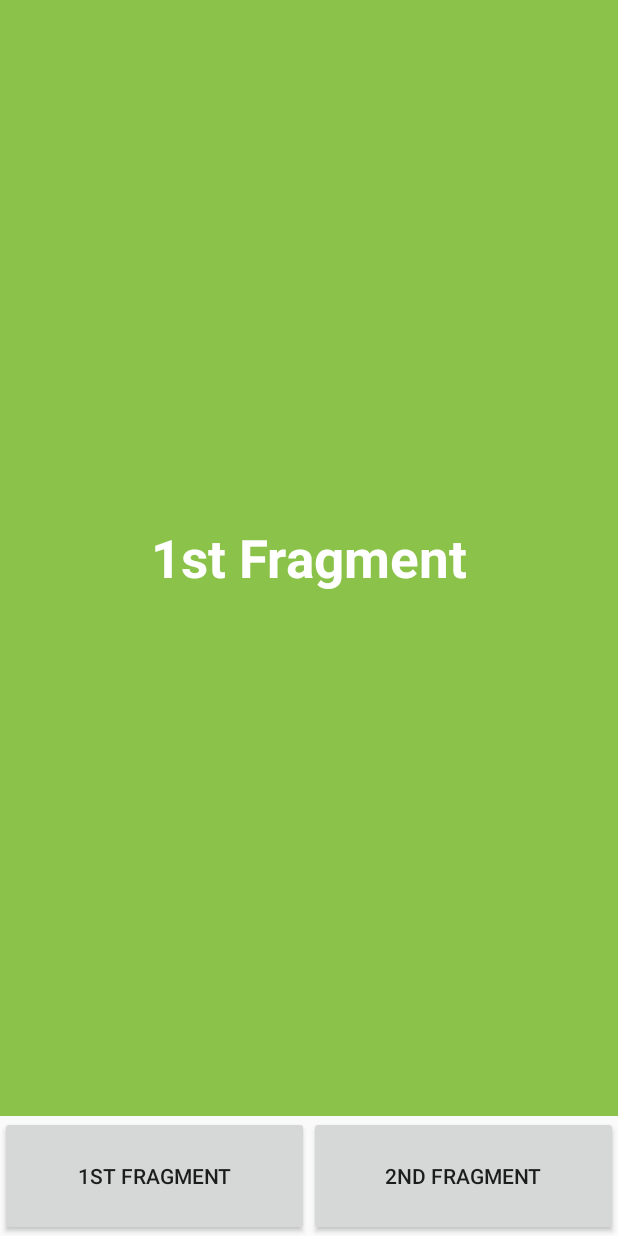
After one commit to LucasDiasTavares/ImcTavares, an Android app: the FirstFragment screen opened directly, with no data from a screen before it, on a phone screen of 412 x 824 dp. The commit adds this screen. Run offline under Robolectric (Android 15) with nearby library versions, the phone set to English and light mode, and no system bars.

Commit message:
Adicionando um fragment em uma nova tela depois da tela de historico

```diff
--- a/app/src/main/AndroidManifest.xml
+++ b/app/src/main/AndroidManifest.xml
@@ -24,7 +24,8 @@
         </activity>
         <activity android:name=".MVP_PesoAltura.View.PesoAlturaActivity" />
         <activity android:name=".MVP_Resumo.View.ResumoActivity" />
-        <activity android:name=".MVP_Historico.View.HistoricoActivity"></activity>
+        <activity android:name=".MVP_Historico.View.HistoricoActivity" />
+        <activity android:name=".MVP.fragmentActivity"></activity>
     </application>
 
 </manifest>
--- /dev/null
+++ b/app/src/main/java/com/example/tavares/imctavares/MVP/FirstFragment.kt
@@ -0,0 +1,23 @@
+package com.example.tavares.imctavares.MVP
+
+import android.os.Bundle
+import android.support.v4.app.Fragment
+import android.view.LayoutInflater
+import android.view.View
+import android.view.ViewGroup
+import com.example.tavares.imctavares.R
+import kotlinx.android.synthetic.main.first_fragment.*
+
+class FirstFragment : Fragment() {
+
+    override fun onCreateView(
+            inflater: LayoutInflater, container: ViewGroup?, savedInstanceState: Bundle?): View {
+        return inflater.inflate(R.layout.first_fragment, container, false)
+    }
+
+    override fun onViewCreated(view: View, savedInstanceState: Bundle?) {
+        super.onViewCreated(view, savedInstanceState)
+        first_fragment_text.text  = "1st Fragment"
+
+    }
+}
--- /dev/null
+++ b/app/src/main/java/com/example/tavares/imctavares/MVP/SecondFragment.kt
@@ -0,0 +1,25 @@
+package com.example.tavares.imctavares.MVP
+
+import android.os.Bundle
+import android.support.v4.app.Fragment
+import android.view.LayoutInflater
+import android.view.View
+import android.view.ViewGroup
+import com.example.tavares.imctavares.R
+import kotlinx.android.synthetic.main.fragment_second.*
+
+
+class SecondFragment : Fragment() {
+
+    override fun onCreateView(inflater: LayoutInflater, container: ViewGroup?,
+                              savedInstanceState: Bundle?): View? {
+        return inflater.inflate(R.layout.fragment_second, container, false)
+        }
+
+    override fun onViewCreated(view: View, savedInstanceState: Bundle?) {
+        super.onViewCreated(view, savedInstanceState)
+        second_fragment_text.text = "2nd Fragment"
+
+    }
+
+    }
--- /dev/null
+++ b/app/src/main/java/com/example/tavares/imctavares/MVP/fragmentActivity.kt
@@ -0,0 +1,43 @@
+package com.example.tavares.imctavares.MVP
+
+import android.support.v7.app.AppCompatActivity
+import android.os.Bundle
+import android.view.View
+import com.example.tavares.imctavares.R
+
+class fragmentActivity : AppCompatActivity() {
+
+    private val fragmentManager = supportFragmentManager
+    //Initialized my two fragments
+    private val firstFragment = FirstFragment()
+    private val secondFragment = SecondFragment()
+
+    override fun onCreate(savedInstanceState: Bundle?) {
+        super.onCreate(savedInstanceState)
+        setContentView(R.layout.activity_fragment)
+
+        //Display First Fragment initially
+        val fragmentTransaction = fragmentManager.beginTransaction()
+        /*In the fragmentTransaction.replace() method,
+        the First parameter is the ViewGroup
+        where we want the fragment to be displayed and
+        the Second parameter is which fragment to be displayed.*/
+        fragmentTransaction.replace(R.id.myFragment, firstFragment)
+        //You must call commit() for the changes to take effect.
+        fragmentTransaction.commit()
+
+    }
+
+    fun btnOne(v: View){
+        val fragmentTransaction = fragmentManager.beginTransaction()
+        fragmentTransaction.replace(R.id.myFragment, firstFragment)
+        fragmentTransaction.commit()
+    }
+
+    fun btnTwo(v:View){
+        val fragmentTransaction = fragmentManager.beginTransaction()
+        fragmentTransaction.replace(R.id.myFragment, secondFragment)
+        fragmentTransaction.commit()
+    }
+
+}
--- /dev/null
+++ b/app/src/main/res/layout/activity_fragment.xml
@@ -0,0 +1,47 @@
+<?xml version="1.0" encoding="utf-8"?>
+<android.support.constraint.ConstraintLayout
+    xmlns:android="http://schemas.android.com/apk/res/android"
+    xmlns:tools="http://schemas.android.com/tools"
+    android:layout_width="match_parent"
+    android:layout_height="match_parent"
+    tools:context=".MVP.fragmentActivity">
+
+    <RelativeLayout
+        xmlns:android="http://schemas.android.com/apk/res/android"
+        android:layout_width="match_parent"
+        android:layout_height="match_parent">
+
+
+        <FrameLayout
+            android:id="@+id/myFragment"
+            android:layout_width="match_parent"
+            android:layout_height="match_parent"
+            android:layout_above="@+id/actionBtn"/>
+
+        <android.support.v7.widget.LinearLayoutCompat
+            android:id="@+id/actionBtn"
+            android:layout_width="match_parent"
+            android:layout_height="80dp"
+            android:orientation="horizontal"
+            android:weightSum="2"
+            android:layout_alignParentBottom="true">
+
+            <android.support.v7.widget.AppCompatButton
+                android:layout_width="0dp"
+                android:layout_weight="1"
+                android:layout_height="match_parent"
+                android:text="@string/_1st_fragment"
+                android:onClick="btnOne"/>
+
+            <android.support.v7.widget.AppCompatButton
+                android:layout_width="0dp"
+                android:layout_weight="1"
+                android:layout_height="match_parent"
+                android:text="@string/_2nd_fragment"
+                android:onClick="btnTwo"/>
+
+        </android.support.v7.widget.LinearLayoutCompat>
+
+    </RelativeLayout>
+
+</android.support.constraint.ConstraintLayout>
--- /dev/null
+++ b/app/src/main/res/layout/first_fragment.xml
@@ -0,0 +1,25 @@
+<?xml version="1.0" encoding="utf-8"?>
+<android.support.constraint.ConstraintLayout
+    xmlns:android="http://schemas.android.com/apk/res/android"
+    android:layout_width="match_parent"
+    android:layout_height="match_parent">
+
+    <LinearLayout xmlns:android="http://schemas.android.com/apk/res/android"
+        android:orientation="vertical"
+        android:layout_width="match_parent"
+        android:layout_height="match_parent"
+        android:background="#8BC34A"
+        android:gravity="center">
+
+        <TextView
+            android:id="@+id/first_fragment_text"
+            android:layout_width="wrap_content"
+            android:layout_height="wrap_content"
+            android:text=""
+            android:textColor="#FFFFFF"
+            android:textSize="35sp"
+            android:textStyle="bold"/>
+
+    </LinearLayout>
+
+</android.support.constraint.ConstraintLayout>
--- a/app/src/main/res/values/strings.xml
+++ b/app/src/main/res/values/strings.xml
@@ -6,4 +6,9 @@
     <string name="txt_inicio">Para acompanhar seu progresso, precisamos registrar seus dados inicias</string>
     <string name="cancelar">cancelar</string>
     <string name="logo">Logo</string>
+
+    <!-- TODO: Remove or change this placeholder text -->
+    <string name="hello_blank_fragment">Hello blank fragment</string>
+    <string name="_1st_fragment">1st fragment</string>
+    <string name="_2nd_fragment">2nd fragment</string>
 </resources>
```
Also changed, not shown: app/src/main/java/com/example/tavares/imctavares/MVP_Historico/View/HistoricoActivity.kt (+9 -3 lines), app/src/main/res/layout/activity_historico.xml (+11 -0 lines), app/src/main/res/layout/fragment_second.xml (added, +18 -0 lines).
